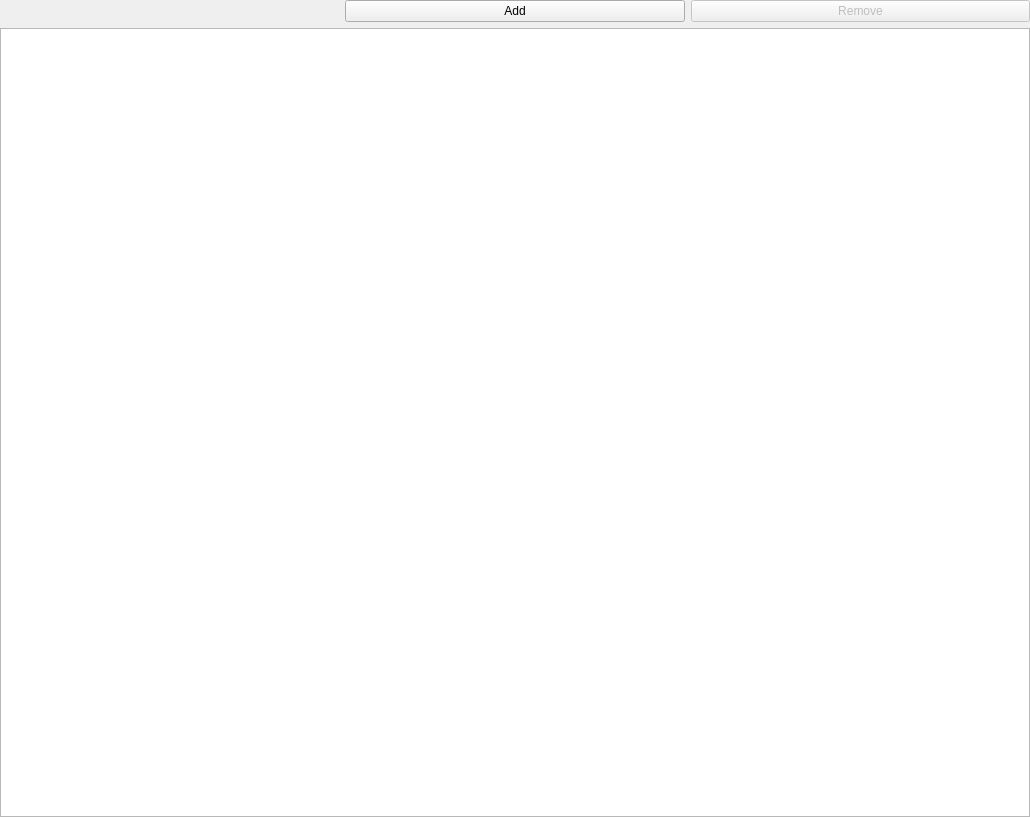
Qt form languages/plugins/custom-definesandincludes/kcm_widget/includeswidget.ui (KDE/kdevelop) before a commit.
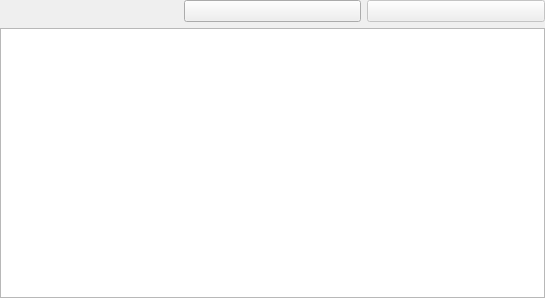
The same form after that commit. Icons and pictures are not drawn. Custom widgets are drawn as their Qt base class.

Commit message:
Add batch edit mode to the Defines and Includes GUI
Now it's possible to modify many include directories and defined
macros at the same time.

```diff
--- a/languages/plugins/custom-definesandincludes/kcm_widget/includeswidget.ui
+++ b/languages/plugins/custom-definesandincludes/kcm_widget/includeswidget.ui
@@ -6,15 +6,15 @@
    <rect>
     <x>0</x>
     <y>0</y>
-    <width>1030</width>
-    <height>817</height>
+    <width>545</width>
+    <height>298</height>
    </rect>
   </property>
-  <layout class="QVBoxLayout" name="widgetLayout">
+  <layout class="QGridLayout" name="gridLayout">
    <property name="margin">
     <number>0</number>
    </property>
-   <item>
+   <item row="0" column="0">
     <layout class="QHBoxLayout" name="horizontalLayout_3">
      <item>
       <widget class="KUrlRequester" name="includePathRequester">
@@ -35,7 +35,7 @@
         <string>Create a new include path entry from this URL.</string>
        </property>
        <property name="text">
-        <string>Add</string>
+        <string/>
        </property>
        <property name="icon">
         <iconset theme="list-add">
@@ -53,7 +53,7 @@
         <string>Delete current include path entry.</string>
        </property>
        <property name="text">
-        <string>Remove</string>
+        <string/>
        </property>
        <property name="icon">
         <iconset theme="list-remove">
@@ -64,7 +64,7 @@
      </item>
     </layout>
    </item>
-   <item>
+   <item row="1" column="0">
     <widget class="QListView" name="includePaths">
      <property name="sizePolicy">
       <sizepolicy hsizetype="Expanding" vsizetype="Expanding">
```
The commit also changes 7 other files.
